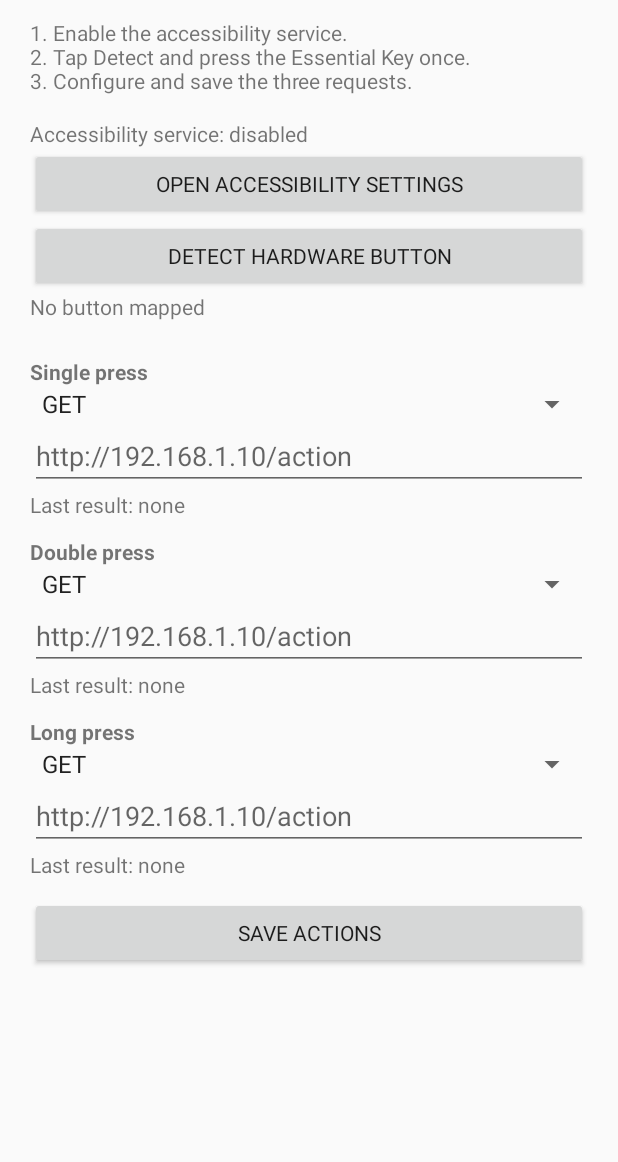
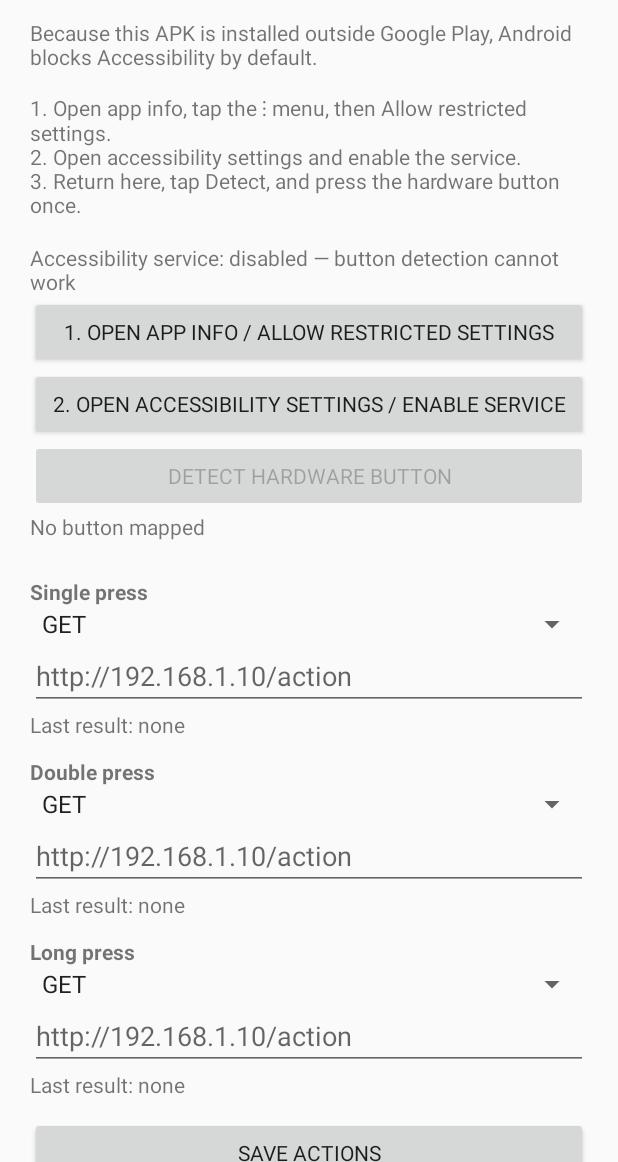
Before and after one commit to wreck2053/essential-key, an Android app: the screen it shows after launch (MainActivity), on a phone screen of 412 x 824 dp, the part 74-1236 px from its top. Run offline under Robolectric (Android 15) with nearby library versions, the light colour scheme and no system bars.

Commit message:
Guide restricted accessibility setup

```diff
--- a/app/build.gradle.kts
+++ b/app/build.gradle.kts
@@ -11,8 +11,8 @@ android {
         applicationId = "com.wreck2053.essentialkey"
         minSdk = 26
         targetSdk = 35
-        versionCode = 1
-        versionName = "1.0"
+        versionCode = 2
+        versionName = "1.1"
 
         testInstrumentationRunner = "androidx.test.runner.AndroidJUnitRunner"
     }
--- a/app/src/main/java/com/wreck2053/essentialkey/MainActivity.kt
+++ b/app/src/main/java/com/wreck2053/essentialkey/MainActivity.kt
@@ -6,6 +6,7 @@ import android.os.Bundle
 import android.os.Handler
 import android.os.Looper
 import android.provider.Settings
+import android.net.Uri
 import android.view.accessibility.AccessibilityManager
 import android.widget.ArrayAdapter
 import android.widget.Button
@@ -35,12 +36,23 @@ class MainActivity : AppCompatActivity() {
         setupMethodSpinner(R.id.longMethod)
         loadActions()
 
+        findViewById<Button>(R.id.appInfoButton).setOnClickListener {
+            startActivity(
+                Intent(Settings.ACTION_APPLICATION_DETAILS_SETTINGS).apply {
+                    data = Uri.parse("package:$packageName")
+                },
+            )
+        }
         findViewById<Button>(R.id.accessibilityButton).setOnClickListener {
             startActivity(Intent(Settings.ACTION_ACCESSIBILITY_SETTINGS))
         }
         findViewById<Button>(R.id.detectButton).setOnClickListener {
-            preferences.learning = true
-            findViewById<TextView>(R.id.keyDetails).setText(R.string.detect_waiting)
+            if (isServiceEnabled()) {
+                preferences.learning = true
+                findViewById<TextView>(R.id.keyDetails).setText(R.string.detect_waiting)
+            } else {
+                Toast.makeText(this, R.string.detect_requires_service, Toast.LENGTH_LONG).show()
+            }
         }
         findViewById<Button>(R.id.saveButton).setOnClickListener {
             saveActions()
@@ -93,9 +105,12 @@ class MainActivity : AppCompatActivity() {
     }
 
     private fun refreshStatus() {
+        val serviceEnabled = isServiceEnabled()
         findViewById<TextView>(R.id.serviceStatus).setText(
-            if (isServiceEnabled()) R.string.service_enabled else R.string.service_disabled,
+            if (serviceEnabled) R.string.service_enabled else R.string.service_disabled,
         )
+        findViewById<Button>(R.id.detectButton).isEnabled = serviceEnabled
+        if (!serviceEnabled && preferences.learning) preferences.learning = false
         if (preferences.learning) {
             findViewById<TextView>(R.id.keyDetails).setText(R.string.detect_waiting)
         } else {
--- a/app/src/main/res/layout/activity_main.xml
+++ b/app/src/main/res/layout/activity_main.xml
@@ -28,6 +28,12 @@
             android:layout_width="match_parent"
             android:layout_height="wrap_content"
             android:layout_marginTop="16dp" />
+
+        <Button
+            android:id="@+id/appInfoButton"
+            android:layout_width="match_parent"
+            android:layout_height="wrap_content"
+            android:text="@string/open_app_info" />
 
         <Button
             android:id="@+id/accessibilityButton"
--- a/app/src/main/res/values/strings.xml
+++ b/app/src/main/res/values/strings.xml
@@ -4,9 +4,11 @@
     <string name="service_name">Essential Key button listener</string>
     <string name="service_description">Observes hardware key events and sends your configured local HTTP requests.</string>
     <string name="service_enabled">Accessibility service: enabled</string>
-    <string name="service_disabled">Accessibility service: disabled</string>
-    <string name="open_accessibility">Open accessibility settings</string>
+    <string name="service_disabled">Accessibility service: disabled — button detection cannot work</string>
+    <string name="open_app_info">1. Open app info / allow restricted settings</string>
+    <string name="open_accessibility">2. Open accessibility settings / enable service</string>
     <string name="detect_button">Detect hardware button</string>
+    <string name="detect_requires_service">Enable the accessibility service first.</string>
     <string name="detect_waiting">Waiting for one hardware button press…</string>
     <string name="no_button">No button mapped</string>
     <string name="save">Save actions</string>
@@ -16,5 +18,5 @@
     <string name="double_press">Double press</string>
     <string name="long_press">Long press</string>
     <string name="last_result_none">Last result: none</string>
-    <string name="instructions">1. Enable the accessibility service.\n2. Tap Detect and press the Essential Key once.\n3. Configure and save the three requests.</string>
+    <string name="instructions">Because this APK is installed outside Google Play, Android blocks Accessibility by default.\n\n1. Open app info, tap the ⋮ menu, then Allow restricted settings.\n2. Open accessibility settings and enable the service.\n3. Return here, tap Detect, and press the hardware button once.</string>
 </resources>
```
Also changed, not shown: 1 other file.
